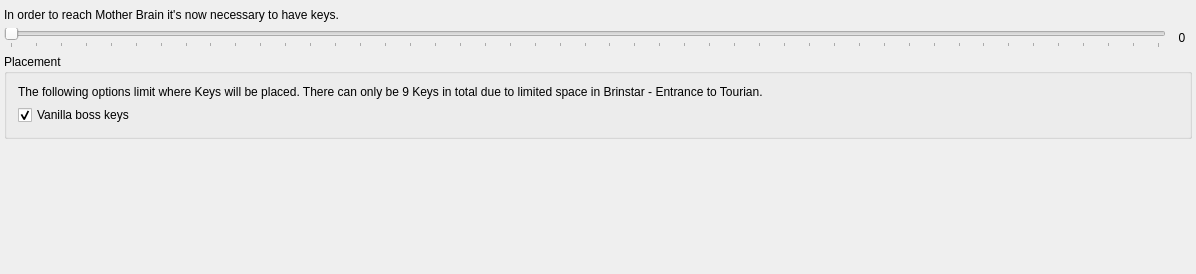
Old version of the form randovania/gui/ui_files/preset_planets_zebeth_goal.ui in the repository randovania/randovania.
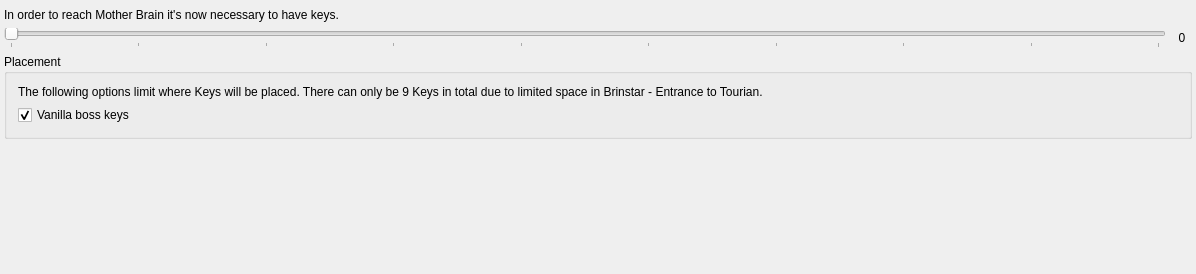
New version of the form.

Commit message: Planets (Zebeth): Keys are now considered part of the item pool Planets (Zebeth): Fixed patches tab file name and class name

The edit to the form file:
```diff
--- a/randovania/gui/ui_files/preset_planets_zebeth_goal.ui
+++ b/randovania/gui/ui_files/preset_planets_zebeth_goal.ui
@@ -48,7 +48,7 @@
       <item>
        <widget class="QSlider" name="keys_slider">
         <property name="maximum">
-         <number>46</number>
+         <number>9</number>
         </property>
         <property name="pageStep">
          <number>2</number>
```
The commit also changes 6 other files.
